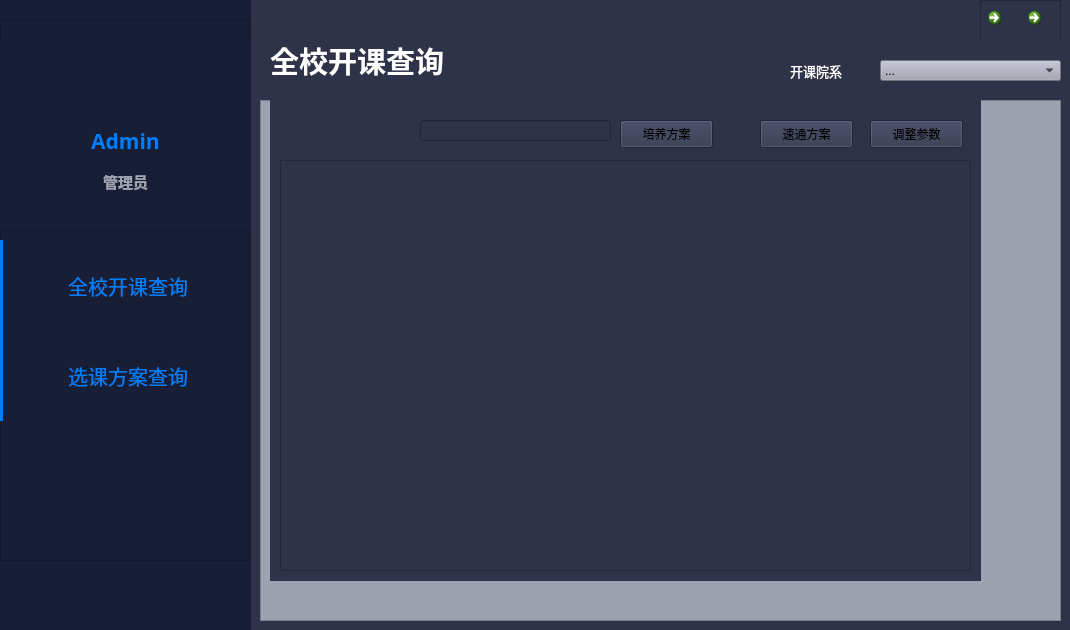
Voltline/Wisdom-Academic-Affairs, file mainwindow.ui: the form before one commit.
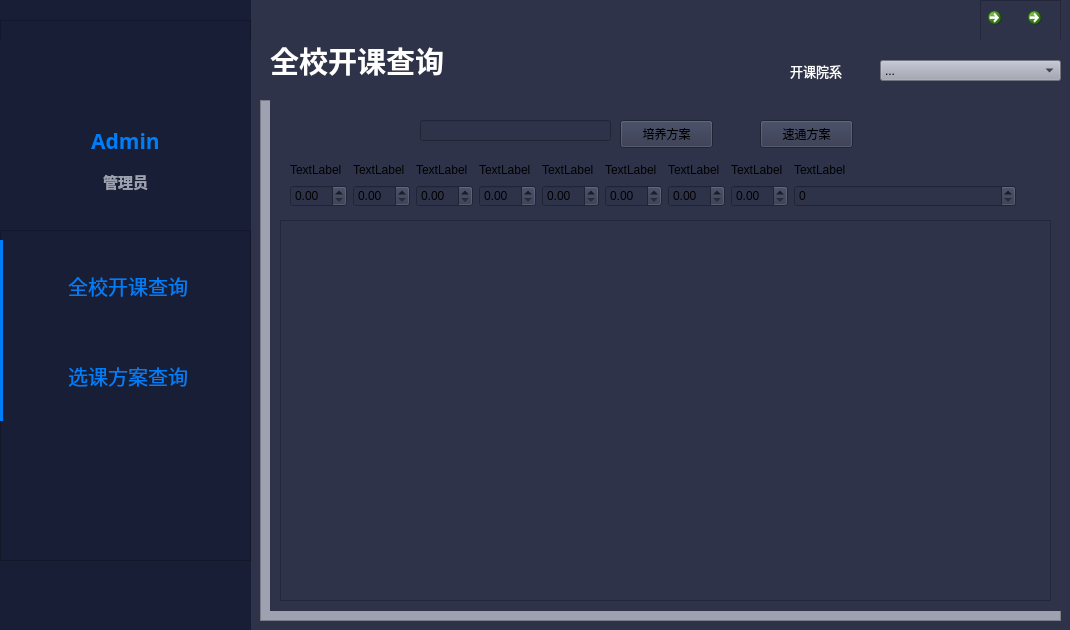
The form after the commit. Icons and pictures are not drawn.

```diff
--- a/mainwindow.ui
+++ b/mainwindow.ui
@@ -558,17 +558,17 @@
      <rect>
       <x>270</x>
       <y>100</y>
-      <width>711</width>
-      <height>481</height>
+      <width>791</width>
+      <height>511</height>
      </rect>
     </property>
     <widget class="QTableView" name="Plan_2">
      <property name="geometry">
       <rect>
        <x>10</x>
-       <y>60</y>
-       <width>691</width>
-       <height>411</height>
+       <y>120</y>
+       <width>771</width>
+       <height>381</height>
       </rect>
      </property>
     </widget>
@@ -608,18 +608,147 @@
       <string>速通方案</string>
      </property>
     </widget>
-    <widget class="QPushButton" name="pushButton">
+    <widget class="QWidget" name="">
      <property name="geometry">
       <rect>
-       <x>600</x>
-       <y>20</y>
-       <width>93</width>
-       <height>28</height>
+       <x>20</x>
+       <y>60</y>
+       <width>726</width>
+       <height>47</height>
       </rect>
      </property>
-     <property name="text">
-      <string>调整参数</string>
-     </property>
+     <layout class="QHBoxLayout" name="horizontalLayout_3">
+      <item>
+       <layout class="QHBoxLayout" name="horizontalLayout_2">
+        <item>
+         <layout class="QVBoxLayout" name="verticalLayout">
+          <item>
+           <widget class="QLabel" name="label">
+            <property name="text">
+             <string>TextLabel</string>
+            </property>
+           </widget>
+          </item>
+          <item>
+           <widget class="QDoubleSpinBox" name="doubleSpinBox"/>
+          </item>
+         </layout>
+        </item>
+        <item>
+         <layout class="QVBoxLayout" name="verticalLayout_2">
+          <item>
+           <widget class="QLabel" name="label_3">
+            <property name="text">
+             <string>TextLabel</string>
+            </property>
+           </widget>
+          </item>
+          <item>
+           <widget class="QDoubleSpinBox" name="doubleSpinBox_2"/>
+          </item>
+         </layout>
+        </item>
+        <item>
+         <layout class="QVBoxLayout" name="verticalLayout_3">
+          <item>
+           <widget class="QLabel" name="label_5">
+            <property name="text">
+             <string>TextLabel</string>
+            </property>
+           </widget>
+          </item>
+          <item>
+           <widget class="QDoubleSpinBox" name="doubleSpinBox_3"/>
+          </item>
+         </layout>
+        </item>
+        <item>
+         <layout class="QVBoxLayout" name="verticalLayout_5">
+          <item>
+           <widget class="QLabel" name="label_6">
+            <property name="text">
+             <string>TextLabel</string>
+            </property>
+           </widget>
+          </item>
+          <item>
+           <widget class="QDoubleSpinBox" name="doubleSpinBox_4"/>
+          </item>
+         </layout>
+        </item>
+        <item>
+         <layout class="QVBoxLayout" name="verticalLayout_6">
+          <item>
+           <widget class="QLabel" name="label_7">
+            <property name="text">
+             <string>TextLabel</string>
+            </property>
+           </widget>
+          </item>
+          <item>
+           <widget class="QDoubleSpinBox" name="doubleSpinBox_5"/>
+          </item>
+         </layout>
+        </item>
+        <item>
+         <layout class="QVBoxLayout" name="verticalLayout_7">
+          <item>
+           <widget class="QLabel" name="label_8">
+            <property name="text">
+             <string>TextLabel</string>
+            </property>
+           </widget>
+          </item>
+          <item>
+           <widget class="QDoubleSpinBox" name="doubleSpinBox_6"/>
+          </item>
+         </layout>
+        </item>
+        <item>
+         <layout class="QVBoxLayout" name="verticalLayout_8">
+          <item>
+           <widget class="QLabel" name="label_9">
+            <property name="text">
+             <string>TextLabel</string>
+            </property>
+           </widget>
+          </item>
+          <item>
+           <widget class="QDoubleSpinBox" name="doubleSpinBox_7"/>
+          </item>
+         </layout>
+        </item>
+        <item>
+         <layout class="QVBoxLayout" name="verticalLayout_9">
+          <item>
+           <widget class="QLabel" name="label_10">
+            <property name="text">
+             <string>TextLabel</string>
+            </property>
+           </widget>
+          </item>
+          <item>
+           <widget class="QDoubleSpinBox" name="doubleSpinBox_8"/>
+          </item>
+         </layout>
+        </item>
+       </layout>
+      </item>
+      <item>
+       <layout class="QVBoxLayout" name="verticalLayout_10">
+        <item>
+         <widget class="QLabel" name="label_11">
+          <property name="text">
+           <string>TextLabel</string>
+          </property>
+         </widget>
+        </item>
+        <item>
+         <widget class="QSpinBox" name="spinBox"/>
+        </item>
+       </layout>
+      </item>
+     </layout>
     </widget>
    </widget>
   </widget>
```
